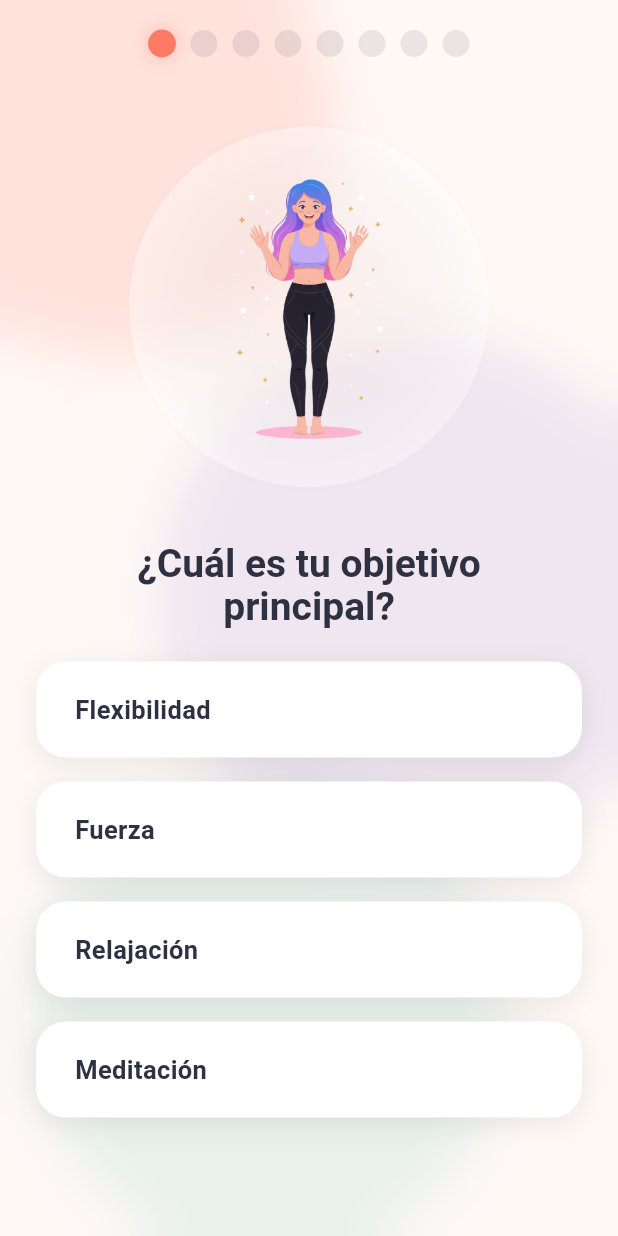
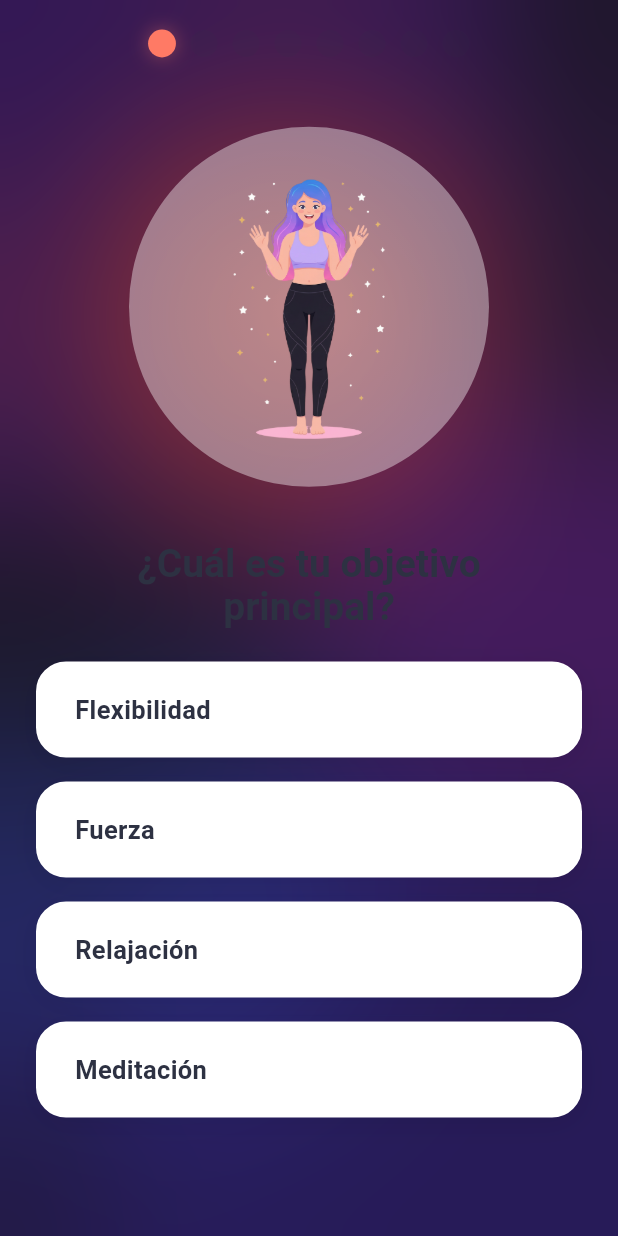
Before and after one commit to bautielcrack4-web/serenity-flow, a Flutter app: the screen it shows after launch, on a phone screen of 412 x 824 dp. Run offline on Flutter 3.47's test engine with Material 3 defaults, Android fonts, the light colour scheme and no system bars; our stand-ins replace audioplayers, confetti, sensors_plus, sign_in_with_apple, supabase_flutter; missing offline and left inert: purchases_flutter; accounts and stored records are empty; network calls fail; Roboto replaces fonts that are missing (Outfit).

Commit message:
Major update: Midnight Zen theme, Android fixes, and iOS App Store workflow
- Implement premium Midnight Zen dark theme with 5-blob living gradient
- Fix Android crash issues (minSdk 24, RevenueCat, Sign in with Apple)
- Add comprehensive error handling for RevenueCat and Supabase
- Configure iOS App Store release workflow in Codemagic
- Add missing assets/brand/ path
- Update design system with Dawn/Midnight/Dusk theme palettes

```diff
--- a/lib/components/mesh_gradient_background.dart
+++ b/lib/components/mesh_gradient_background.dart
@@ -1,7 +1,6 @@
 import 'package:flutter/material.dart';
 import 'package:serenity_flow/core/design_system.dart';
-import 'dart:ui' as api_ui; // Import needed for ImageFilter
-
+import 'dart:ui' as api_ui;
 import 'dart:math';
 
 class MeshGradientBackground extends StatefulWidget {
@@ -15,28 +14,39 @@
 class _MeshGradientBackgroundState extends State<MeshGradientBackground> with TickerProviderStateMixin {
   late AnimationController _controller;
 
-  // Independent movements for blobs
-  late Animation<double> _move1;
-  late Animation<double> _move2;
-  late Animation<double> _move3;
+  // Independent movements for 5 blobs
+  late List<Animation<double>> _movements;
+  late List<Animation<double>> _scales;
+
+  // Configuration for "Midnight Zen" (Default)
+  final Color backgroundColor = AppColors.midnightBackground;
+  final List<Color> blobColors = AppColors.midnightBlobs;
 
   @override
   void initState() {
     super.initState();
     _controller = AnimationController(
       vsync: this,
-      duration: const Duration(seconds: 10), // Slow, organic movement
+      duration: const Duration(seconds: 15), // Very slow, ambient movement
     )..repeat(reverse: true);
 
-    _move1 = Tween<double>(begin: -50, end: 50).animate(
-      CurvedAnimation(parent: _controller, curve: Curves.easeInOutSine),
-    );
-    _move2 = Tween<double>(begin: 30, end: -30).animate(
-      CurvedAnimation(parent: _controller, curve: Curves.easeInOutQuad),
-    );
-    _move3 = Tween<double>(begin: -20, end: 40).animate(
-      CurvedAnimation(parent: _controller, curve: Curves.easeInOutCubic),
-    );
+    // Initialize 5 distinct movement patterns
+    _movements = [
+      Tween<double>(begin: -30, end: 30).animate(CurvedAnimation(parent: _controller, curve: Curves.easeInOutSine)),
+      Tween<double>(begin: 40, end: -40).animate(CurvedAnimation(parent: _controller, curve: Curves.easeInOutQuad)),
+      Tween<double>(begin: -20, end: 50).animate(CurvedAnimation(parent: _controller, curve: Curves.easeInOutCubic)),
+      Tween<double>(begin: 20, end: -30).animate(CurvedAnimation(parent: _controller, curve: Curves.easeInOutQuart)),
+      Tween<double>(begin: 0, end: 40).animate(CurvedAnimation(parent: _controller, curve: Curves.easeInOutSine)),
+    ];
+
+    // Breathing animations (Scaling up/down)
+    _scales = [
+      Tween<double>(begin: 1.0, end: 1.2).animate(CurvedAnimation(parent: _controller, curve: const Interval(0.0, 0.5, curve: Curves.easeInOut))),
+      Tween<double>(begin: 1.2, end: 1.0).animate(CurvedAnimation(parent: _controller, curve: const Interval(0.2, 0.7, curve: Curves.easeInOut))),
+      Tween<double>(begin: 0.9, end: 1.1).animate(CurvedAnimation(parent: _controller, curve: const Interval(0.4, 0.9, curve: Curves.easeInOut))),
+      Tween<double>(begin: 1.1, end: 0.8).animate(CurvedAnimation(parent: _controller, curve: const Interval(0.1, 0.6, curve: Curves.easeInOut))),
+      Tween<double>(begin: 1.0, end: 1.3).animate(CurvedAnimation(parent: _controller, curve: const Interval(0.3, 0.8, curve: Curves.easeInOut))),
+    ];
   }
 
   @override
@@ -47,37 +57,55 @@
 
   @override
   Widget build(BuildContext context) {
+    if (blobColors.length < 5) return Container(color: backgroundColor, child: widget.child);
+
+    final size = MediaQuery.of(context).size;
+
     return Stack(
       children: [
         // Base Background
-        Container(color: AppColors.cream),
+        Container(color: backgroundColor),
 
-        // Animated Blobs (OPTIMIZED: Isolated with RepaintBoundary)
+        // Animated Blobs
         RepaintBoundary(
           child: AnimatedBuilder(
             animation: _controller,
             builder: (context, child) {
               return Stack(
                 children: [
-                  // Blob 1: Coral (Top Left)
+                  // Blob 1: Top Left (Large Foundation)
                   Positioned(
-                    top: -100 + _move1.value,
-                    left: -50 + _move2.value,
-                    child: _buildBlob(300, AppColors.coral.withOpacity(0.2)),
+                    top: -100 + _movements[0].value,
+                    left: -100 + _movements[1].value,
+                    child: _buildBlob(400 * _scales[0].value, blobColors[0]),
                   ),
 
-                  // Blob 2: Lavender (Middle Right)
+                  // Blob 2: Bottom Right (Large Foundation)
                   Positioned(
-                    top: MediaQuery.of(context).size.height * 0.3 + _move2.value,
-                    right: -80 + _move3.value,
-                    child: _buildBlob(350, AppColors.lavender.withOpacity(0.2)),
+                    bottom: -150 + _movements[1].value,
+                    right: -100 + _movements[2].value,
+                    child: _buildBlob(450 * _scales[1].value, blobColors[1]),
                   ),
 
-                  // Blob 3: Turquoise (Bottom Left)
+                  // Blob 3: Center Right (Accent)
                   Positioned(
-                    bottom: -50 + _move3.value,
-                    left: -20 + _move1.value,
-                    child: _buildBlob(320, AppColors.turquoise.withOpacity(0.15)),
+                    top: size.height * 0.3 + _movements[2].value,
+                    right: -50 + _movements[3].value,
+                    child: _buildBlob(300 * _scales[2].value, blobColors[2]),
+                  ),
+
+                  // Blob 4: Bottom Left (Accent)
+                  Positioned(
+                    bottom: 100 + _movements[3].value,
+                    left: -50 + _movements[4].value,
+                    child: _buildBlob(350 * _scales[3].value, blobColors[3]),
+                  ),
+
+                  // Blob 5: Top Center/Right (Highlight)
+                  Positioned(
+                    top: 50 + _movements[4].value,
+                    right: 80 + _movements[0].value,
+                    child: _buildBlob(250 * _scales[4].value, blobColors[4].withOpacity(0.4)),
                   ),
                 ],
               );
@@ -85,14 +113,27 @@
           ),
         ),
 
-        // Unified Glass Blur (OPTIMIZED: Lower Sigma for smoothness)
+        // Unified Atmosphere Blur (High Sigma for Dreamy Effect)
         BackdropFilter(
-          filter: api_ui.ImageFilter.blur(sigmaX: 18, sigmaY: 18),
-          child: Container(color: Colors.white.withOpacity(0.1)),
+          filter: api_ui.ImageFilter.blur(sigmaX: 60, sigmaY: 60),
+          child: Container(color: Colors.transparent),
         ),
 
+        // Subtle Noise/Grain (Optional, simulate with low opacity white overlay)
+        Container(color: Colors.white.withOpacity(0.02)),
+
         // Child Content
-        widget.child,
+        Theme(
+           // Force Dark Mode text for Midnight Theme
+          data: AppTypography.theme.copyWith(
+            brightness: Brightness.dark,
+            textTheme: AppTypography.theme.textTheme.apply(
+              bodyColor: Colors.white,
+              displayColor: Colors.white,
+            ),
+          ),
+          child: widget.child,
+        ),
       ],
     );
   }
@@ -102,7 +143,7 @@
       width: size,
       height: size,
       decoration: BoxDecoration(
-        color: color,
+        color: color.withOpacity(0.5), // Higher opacity before blur
         shape: BoxShape.circle,
       ),
     );
--- a/lib/core/design_system.dart
+++ b/lib/core/design_system.dart
@@ -1,7 +1,39 @@
 import 'package:flutter/material.dart';
 
 class AppColors {
-  // Vibrant Palette
+  // --- New Theme System ---
+
+  // 🌅 Theme 1: Serene Dawn (Light)
+  static const Color dawnBackground = Color(0xFFFFFCF8);
+  static const List<Color> dawnBlobs = [
+    Color(0xFFFFD700), // Solar Gold
+    Color(0xFFFFB7B2), // Soft Peach
+    Color(0xFFB2EBF2), // Mist Turquoise
+    Color(0xFFFFE082), // Amber Light
+    Color(0xFFE1BEE7), // Soft Lilac
+  ];
+
+  // 🌌 Theme 2: Midnight Zen (Dark - DEFAULT/PREMIUM)
+  static const Color midnightBackground = Color(0xFF141118); // Deep Void
+  static const List<Color> midnightBlobs = [
+    Color(0xFF4A148C), // Deep Purple
+    Color(0xFF311B92), // Deep Indigo
+    Color(0xFF6A1B9A), // Purple Accent
+    Color(0xFF283593), // Blue Depth
+    Color(0xFFD84315), // Burnt Orange (Subtle warmth)
+  ];
+
+  // 🌇 Theme 3: Golden Hour (Sunset)
+  static const Color duskBackground = Color(0xFF2D2424);
+  static const List<Color> duskBlobs = [
+    Color(0xFFFF7043), // Sunset Orange
+    Color(0xFF8E24AA), // Deep Magenta
+    Color(0xFF5E35B1), // Royal Purple
+    Color(0xFFFFCA28), // Amber
+    Color(0xFFEF5350), // Red
+  ];
+
+  // --- Legacy/Shared Colors ---
   static const Color coral = Color(0xFFFF7A65);
   static const Color lavender = Color(0xFFA88DD0);
   static const Color turquoise = Color(0xFF5DBBB3);
@@ -14,7 +46,7 @@
   // Text
   static const Color dark = Color(0xFF2D3142);
   static const Color gray = Color(0xFF9E9E9E);
-  static const Color lightGray = Color(0xFFF5F5F5); // Softer light gray
+  static const Color lightGray = Color(0xFFF5F5F5);
 
   // Routine Gradients
   static const LinearGradient peachGradient = LinearGradient(
@@ -55,7 +87,7 @@
   );
 
   static const LinearGradient primaryGradient = coralStatusGradient;
-  static const LinearGradient organicGradient = coralStatusGradient; // Added for compatibility
+  static const LinearGradient organicGradient = coralStatusGradient;
 }
 
 class AppShadows {
--- a/pubspec.yaml
+++ b/pubspec.yaml
@@ -73,6 +73,7 @@
     - assets/images/onboarding/
     - assets/images/poses/
     - assets/images/logo/
+    - assets/brand/
     - assets/audio/
 
   # An image asset can refer to one or more resolution-specific "variants", see
```
Also changed, not shown: codemagic.yaml (+57 -2 lines), lib/screens/onboarding/login_screen.dart (+11 -2 lines), lib/services/revenue_cat_service.dart (+11 -1 lines), lib/services/supabase_service.dart (+7 -2 lines), 2 other files.
